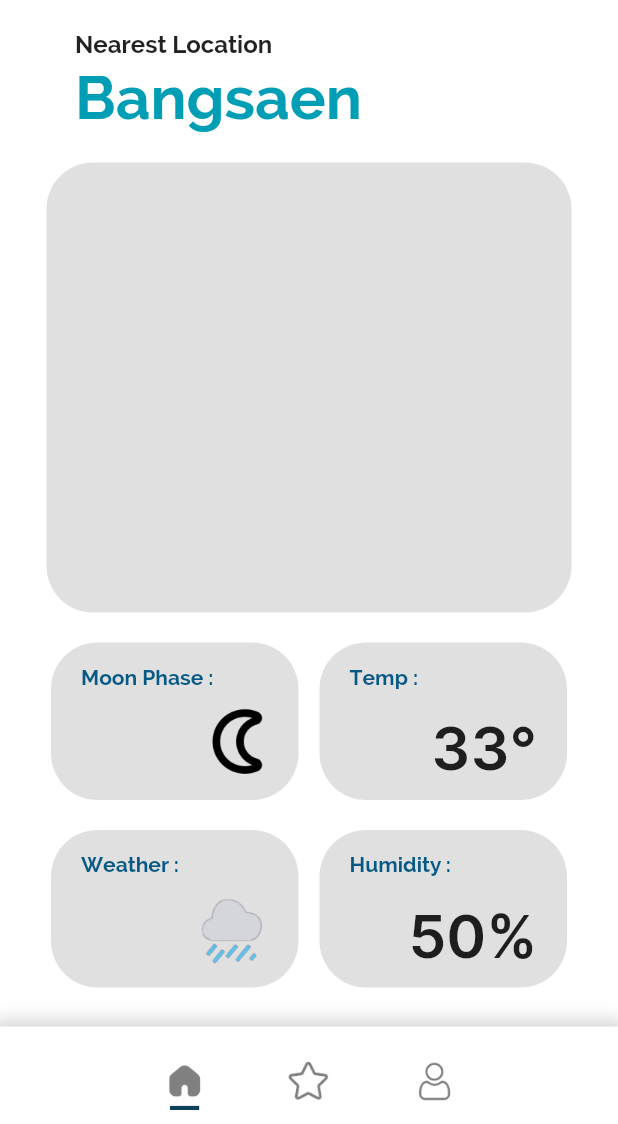
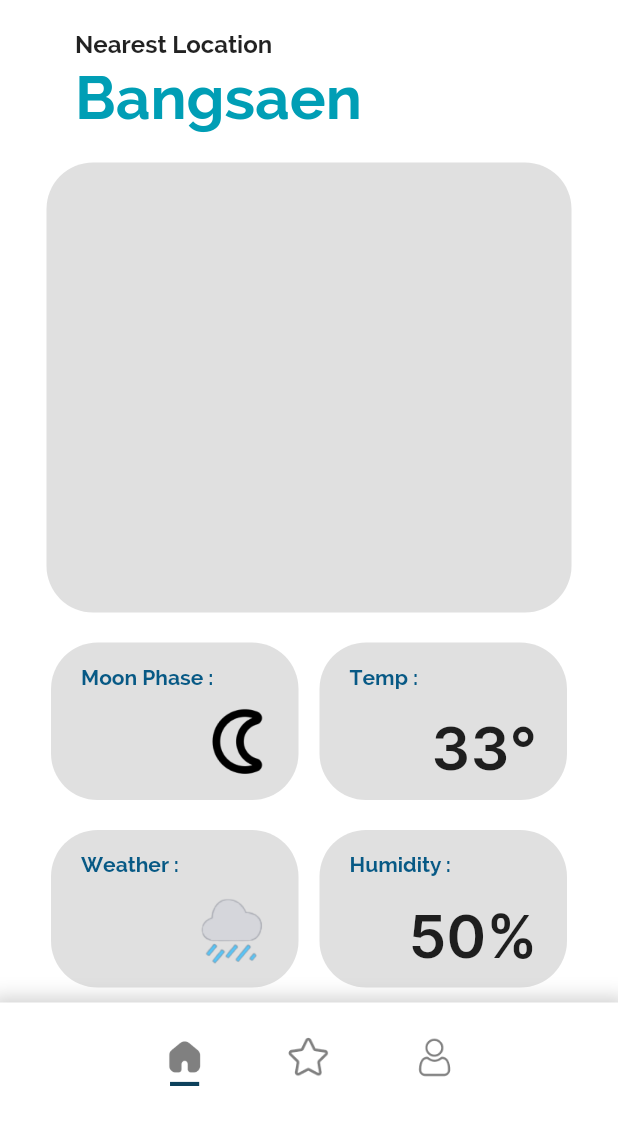
Before and after one commit to TeepaponChoak/Oceanpal, a Flutter app: the StatusPage screen opened directly, on a phone screen of 412 x 824 dp, the part 112-1236 px from its top. Run offline on Flutter 3.47's test engine with Material 2 defaults, Android fonts, the phone set to English and light mode, and no system bars; our stand-ins replace convex_bottom_bar.

Commit message:
make task bar to the end of screen

```diff
--- a/lib/home.dart
+++ b/lib/home.dart
@@ -332,7 +332,10 @@ class BottomBox extends StatelessWidget {
     double screenWidth = MediaQuery.of(context).size.width;
     return Stack(
       children: <Widget>[
-        Container(
+        Expanded(
+          child: Align(
+            alignment: Alignment.bottomCenter,
+            child: Container(
               child: Row(
                 mainAxisAlignment: MainAxisAlignment.spaceEvenly,
                 children: <Widget>[
@@ -391,6 +394,8 @@ class BottomBox extends StatelessWidget {
                 ],
               ),
             ),
+          ),
+        ),
       ],
     );
   }
--- a/lib/status.dart
+++ b/lib/status.dart
@@ -267,10 +267,15 @@ class Status extends State<StatusPage> {
               ],
             ),
           ),
-          SizedBox(
+          /*SizedBox(
             height: 26,
+          ),*/
+          Expanded(
+            child: Align(
+              alignment: Alignment.bottomCenter,
+              child: BottomBox(),
+            ),
           ),
-          BottomBox(),
         ],
       ),
     );
```
Lines whose indentation alone changed are shown as unchanged.
